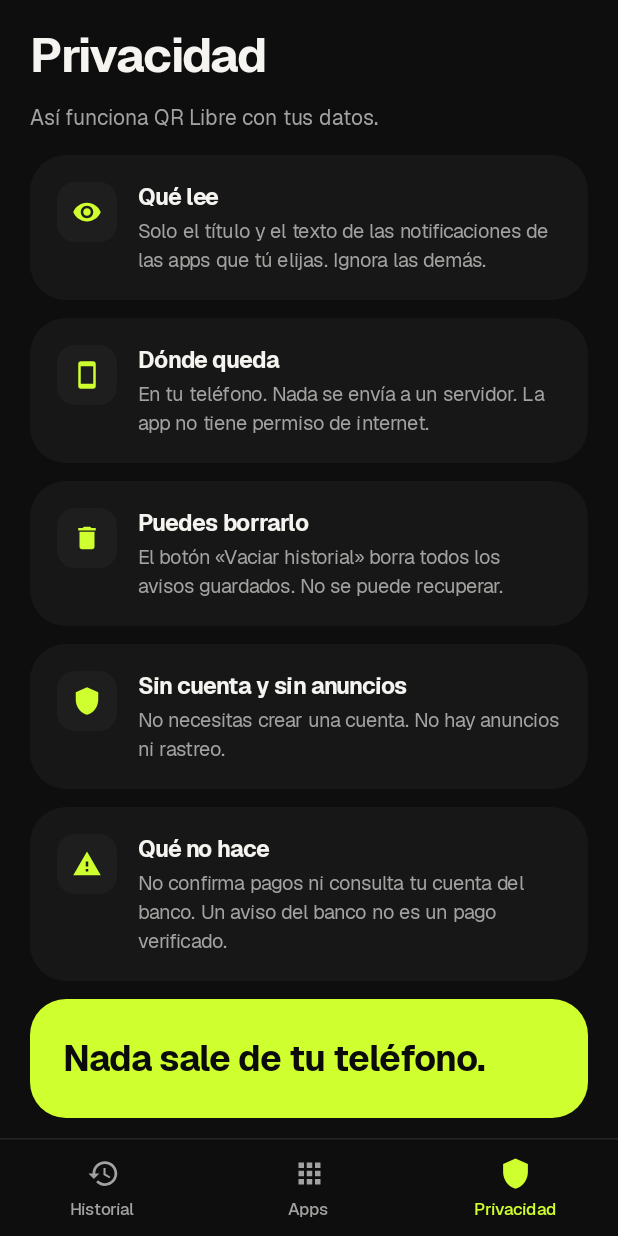
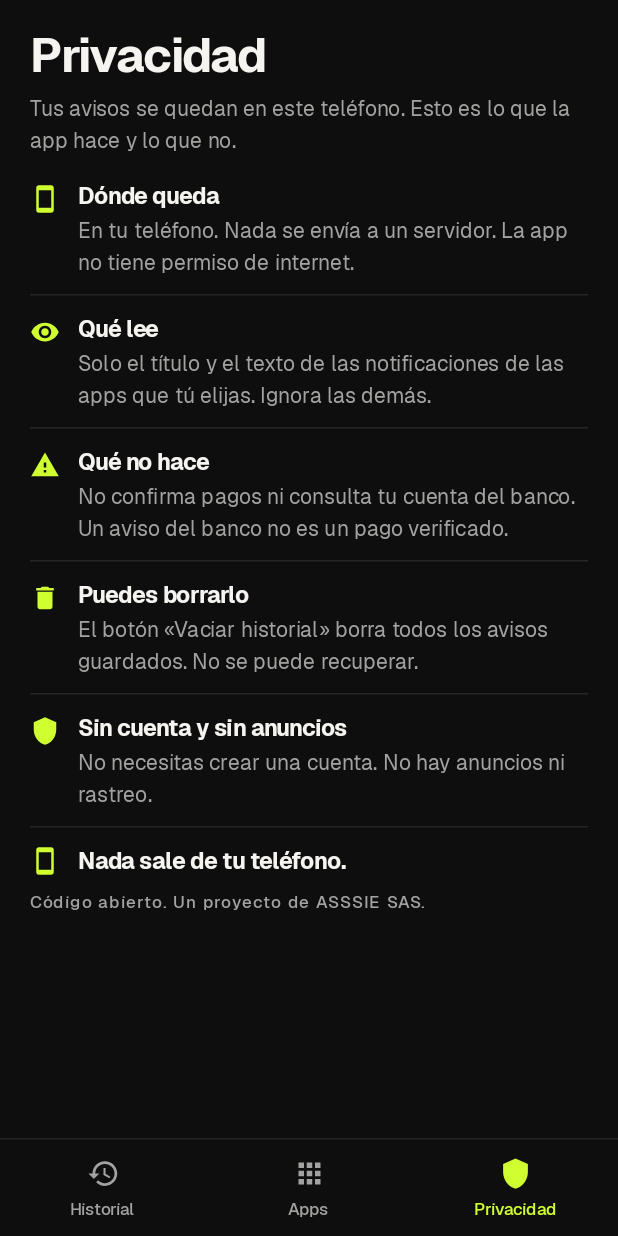
Before and after one commit to ASSSIE-SAS/qr-libre, an Android app built with Jetpack Compose: the screen it shows after launch (MainActivity), item 3 of the bottom bar chosen, on a phone screen of 412 x 824 dp. Run offline under Robolectric (Android 15) with nearby library versions, the phone set to English and light mode, and no system bars.

Commit message:
refactor(android): make the privacy screen concise and local-first
Lead with where captures stay, then reads, limits, deletion and the
absence of an account, ads or tracking. The five large cards become
borderless divided sections with small inline icons, and the closing
reassurance is one compact line above the source footer. Every
substantive disclosure and the order are covered by a new JUnit test.

```diff
--- a/android/app/src/main/java/co/asssie/qrlibre/ui/PrivacyScreen.kt
+++ b/android/app/src/main/java/co/asssie/qrlibre/ui/PrivacyScreen.kt
@@ -2,9 +2,7 @@ package co.asssie.qrlibre.ui
 
 import androidx.annotation.DrawableRes
 import androidx.annotation.StringRes
-import androidx.compose.foundation.background
 import androidx.compose.foundation.layout.Arrangement
-import androidx.compose.foundation.layout.Box
 import androidx.compose.foundation.layout.Column
 import androidx.compose.foundation.layout.Row
 import androidx.compose.foundation.layout.Spacer
@@ -15,36 +13,33 @@ import androidx.compose.foundation.layout.padding
 import androidx.compose.foundation.layout.size
 import androidx.compose.foundation.layout.width
 import androidx.compose.foundation.rememberScrollState
-import androidx.compose.foundation.shape.RoundedCornerShape
 import androidx.compose.foundation.verticalScroll
-import androidx.compose.material3.Card
-import androidx.compose.material3.CardDefaults
+import androidx.compose.material3.HorizontalDivider
 import androidx.compose.material3.Icon
 import androidx.compose.material3.MaterialTheme
-import androidx.compose.material3.Surface
 import androidx.compose.material3.Text
 import androidx.compose.runtime.Composable
 import androidx.compose.ui.Alignment
 import androidx.compose.ui.Modifier
-import androidx.compose.ui.draw.clip
 import androidx.compose.ui.res.painterResource
 import androidx.compose.ui.res.stringResource
 import androidx.compose.ui.text.font.FontWeight
 import androidx.compose.ui.unit.dp
 import co.asssie.qrlibre.R
 
-private data class PrivacyEntry(
+internal data class PrivacySection(
     @DrawableRes val icon: Int,
     @StringRes val title: Int,
     @StringRes val body: Int,
 )
 
-private val PrivacyEntries = listOf(
-    PrivacyEntry(R.drawable.ic_eye, R.string.privacy_reads_title, R.string.privacy_reads_body),
-    PrivacyEntry(R.drawable.ic_device, R.string.privacy_stays_title, R.string.privacy_stays_body),
-    PrivacyEntry(R.drawable.ic_trash, R.string.privacy_delete_title, R.string.privacy_delete_body),
-    PrivacyEntry(R.drawable.ic_privacy, R.string.privacy_identity_title, R.string.privacy_identity_body),
-    PrivacyEntry(R.drawable.ic_warning, R.string.privacy_limit_title, R.string.privacy_limit_body),
+/** Authored in display order; the privacy screen renders exactly these sections. */
+internal val privacySections = listOf(
+    PrivacySection(R.drawable.ic_device, R.string.privacy_stays_title, R.string.privacy_stays_body),
+    PrivacySection(R.drawable.ic_eye, R.string.privacy_reads_title, R.string.privacy_reads_body),
+    PrivacySection(R.drawable.ic_warning, R.string.privacy_limit_title, R.string.privacy_limit_body),
+    PrivacySection(R.drawable.ic_trash, R.string.privacy_delete_title, R.string.privacy_delete_body),
+    PrivacySection(R.drawable.ic_privacy, R.string.privacy_identity_title, R.string.privacy_identity_body),
 )
 
 @Composable
@@ -54,7 +49,6 @@ internal fun PrivacyScreen() {
             .fillMaxSize()
             .verticalScroll(rememberScrollState())
             .padding(start = 20.dp, end = 20.dp, top = 16.dp, bottom = 32.dp),
-        verticalArrangement = Arrangement.spacedBy(12.dp),
     ) {
         Text(
             text = stringResource(R.string.privacy_headline),
@@ -65,13 +59,17 @@ internal fun PrivacyScreen() {
             text = stringResource(R.string.privacy_intro),
             style = MaterialTheme.typography.bodyMedium,
             color = MaterialTheme.colorScheme.onSurfaceVariant,
-            modifier = Modifier.padding(bottom = 4.dp),
+            modifier = Modifier.padding(top = 6.dp, bottom = 18.dp),
         )
-        PrivacyEntries.forEach { entry ->
-            PrivacyCard(entry)
+        privacySections.forEachIndexed { index, section ->
+            if (index > 0) {
+                SectionDivider()
             }
-        ClosingCard()
-        Spacer(Modifier.height(4.dp))
+            PrivacySectionRow(section)
+        }
+        SectionDivider()
+        ClosingLine()
+        Spacer(Modifier.height(10.dp))
         Text(
             text = stringResource(R.string.privacy_source),
             style = MaterialTheme.typography.labelSmall,
@@ -81,64 +79,59 @@ internal fun PrivacyScreen() {
 }
 
 @Composable
-private fun PrivacyCard(entry: PrivacyEntry) {
-    Card(
-        shape = MaterialTheme.shapes.large,
-        colors = CardDefaults.cardColors(
-            containerColor = MaterialTheme.colorScheme.surface,
-            contentColor = MaterialTheme.colorScheme.onSurface,
-        ),
-    ) {
-        Row(
-            modifier = Modifier
-                .fillMaxWidth()
-                .padding(18.dp),
-        ) {
-            Box(
-                modifier = Modifier
-                    .size(40.dp)
-                    .clip(RoundedCornerShape(12.dp))
-                    .background(MaterialTheme.colorScheme.surfaceVariant),
-                contentAlignment = Alignment.Center,
-            ) {
+private fun SectionDivider() {
+    HorizontalDivider(
+        color = MaterialTheme.colorScheme.outlineVariant,
+        modifier = Modifier.padding(vertical = 12.dp),
+    )
+}
+
+@Composable
+private fun PrivacySectionRow(section: PrivacySection) {
+    Row(modifier = Modifier.fillMaxWidth()) {
         Icon(
-                    painter = painterResource(entry.icon),
+            painter = painterResource(section.icon),
             contentDescription = null,
             tint = MaterialTheme.colorScheme.primary,
-                    modifier = Modifier.size(20.dp),
+            modifier = Modifier
+                .padding(top = 2.dp)
+                .size(20.dp),
         )
-            }
-            Spacer(Modifier.width(14.dp))
+        Spacer(Modifier.width(12.dp))
         Column(verticalArrangement = Arrangement.spacedBy(4.dp)) {
             Text(
-                    text = stringResource(entry.title),
+                text = stringResource(section.title),
                 style = MaterialTheme.typography.titleSmall,
                 fontWeight = FontWeight.Bold,
                 color = MaterialTheme.colorScheme.onSurface,
             )
             Text(
-                    text = stringResource(entry.body),
-                    style = MaterialTheme.typography.bodySmall,
+                text = stringResource(section.body),
+                style = MaterialTheme.typography.bodyMedium,
                 color = MaterialTheme.colorScheme.onSurfaceVariant,
             )
         }
     }
 }
-}
 
 @Composable
-private fun ClosingCard() {
-    Surface(
-        shape = MaterialTheme.shapes.large,
-        color = MaterialTheme.colorScheme.primary,
-        contentColor = MaterialTheme.colorScheme.onPrimary,
+private fun ClosingLine() {
+    Row(
         modifier = Modifier.fillMaxWidth(),
+        verticalAlignment = Alignment.CenterVertically,
     ) {
+        Icon(
+            painter = painterResource(R.drawable.ic_device),
+            contentDescription = null,
+            tint = MaterialTheme.colorScheme.primary,
+            modifier = Modifier.size(20.dp),
+        )
+        Spacer(Modifier.width(12.dp))
         Text(
             text = stringResource(R.string.privacy_closing),
-            style = MaterialTheme.typography.headlineSmall,
+            style = MaterialTheme.typography.titleSmall,
             fontWeight = FontWeight.Bold,
-            modifier = Modifier.padding(horizontal = 22.dp, vertical = 24.dp),
+            color = MaterialTheme.colorScheme.onSurface,
         )
     }
 }
--- a/android/app/src/main/res/values/strings.xml
+++ b/android/app/src/main/res/values/strings.xml
@@ -74,7 +74,7 @@
     <string name="apps_empty">No se encontraron apps con pantalla de inicio.</string>
     <string name="apps_no_matches">Ninguna app coincide con la búsqueda.</string>
 
-    <string name="privacy_intro">Así funciona QR Libre con tus datos.</string>
+    <string name="privacy_intro">Tus avisos se quedan en este teléfono. Esto es lo que la app hace y lo que no.</string>
     <string name="privacy_reads_title">Qué lee</string>
     <string name="privacy_reads_body">Solo el título y el texto de las notificaciones de las apps que tú elijas. Ignora las demás.</string>
     <string name="privacy_stays_title">Dónde queda</string>
```
Also changed, not shown: 2 other files. Lines whose indentation alone changed are shown as unchanged.
